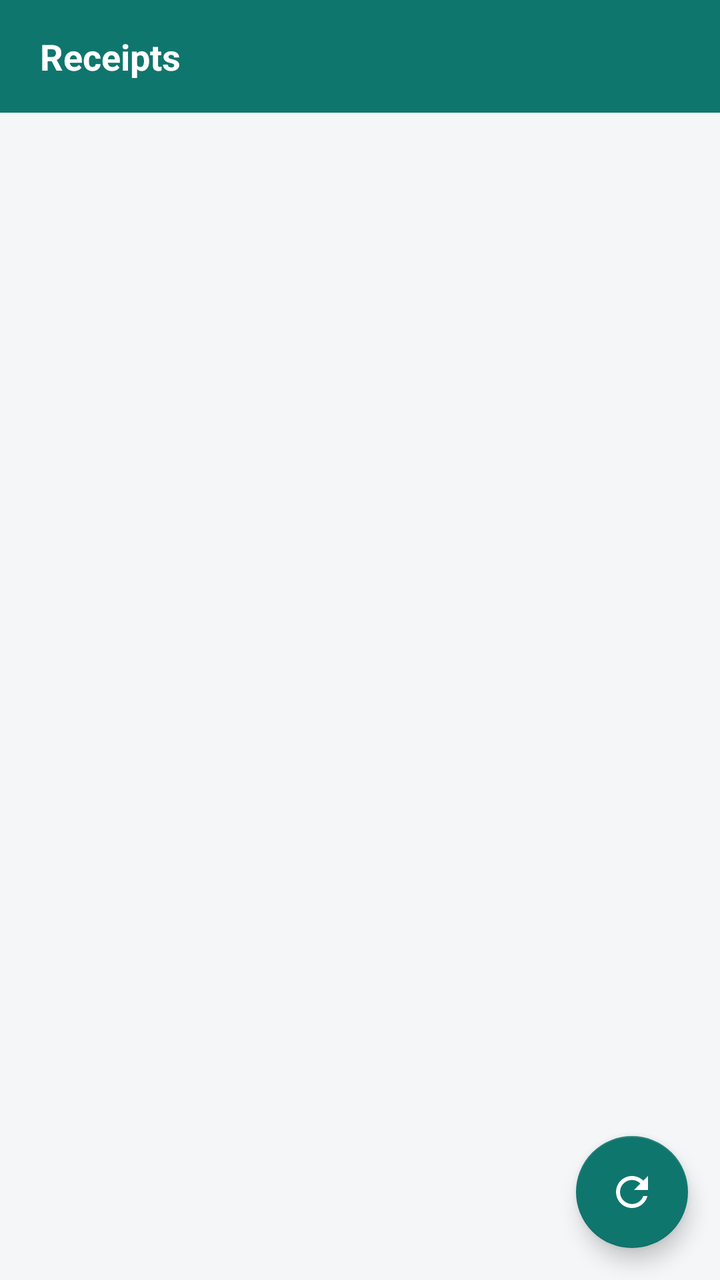
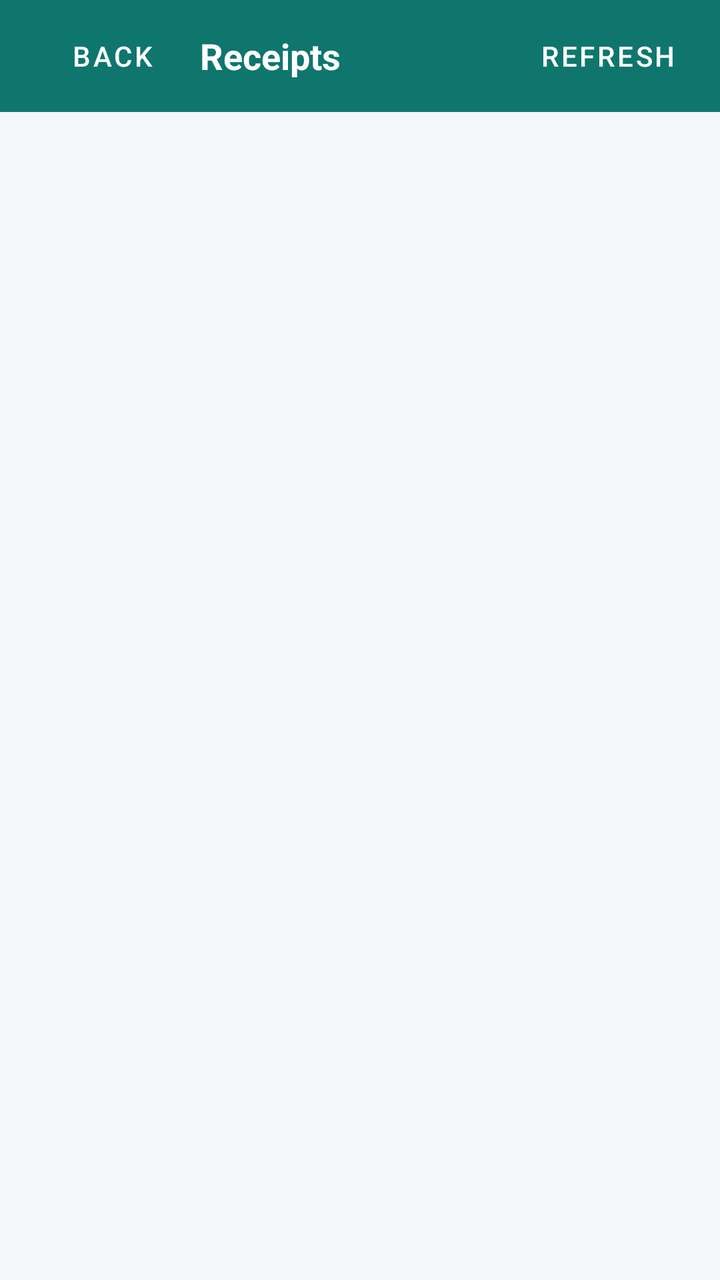

Before-and-after screenshots of an Android layout around one commit, followed by the original layout XML and the change that was made.
<!-- AndroidManifest.xml: application theme Theme.POSScanner -->
<!-- res/layout/activity_receipt.xml -->
<?xml version="1.0" encoding="utf-8"?>
<FrameLayout xmlns:android="http://schemas.android.com/apk/res/android"
    xmlns:app="http://schemas.android.com/apk/res-auto"
    android:layout_width="match_parent"
    android:layout_height="match_parent"
    android:background="@color/bg">

    <LinearLayout
        android:layout_width="match_parent"
        android:layout_height="match_parent"
        android:orientation="vertical">

        <TextView
            android:layout_width="match_parent"
            android:layout_height="wrap_content"
            android:text="Receipts"
            android:textSize="18sp"
            android:textStyle="bold"
            android:textColor="@color/white"
            android:paddingHorizontal="20dp"
            android:paddingVertical="16dp"
            android:background="@color/brand_primary"/>

        <androidx.recyclerview.widget.RecyclerView
            android:id="@+id/receiptsRecyclerView"
            android:layout_width="match_parent"
            android:layout_height="0dp"
            android:layout_weight="1"
            android:padding="8dp"/>

        <TextView
            android:id="@+id/emptyStateText"
            android:layout_width="wrap_content"
            android:layout_height="wrap_content"
            android:layout_gravity="center"
            android:text="No receipts yet"
            android:textSize="18sp"
            android:textColor="#999"
            android:visibility="gone"/>

        <ProgressBar
            android:id="@+id/progressBar"
            android:layout_width="wrap_content"
            android:layout_height="wrap_content"
            android:layout_gravity="center"
            android:visibility="gone"/>
    </LinearLayout>

    <com.google.android.material.floatingactionbutton.FloatingActionButton
        android:id="@+id/refreshFab"
        android:layout_width="wrap_content"
        android:layout_height="wrap_content"
        android:layout_gravity="bottom|end"
        android:layout_margin="16dp"
        android:src="@drawable/ic_refresh"
        app:backgroundTint="@color/brand_primary"
        app:tint="@color/white"/>

</FrameLayout>
<!-- resources referenced by this layout -->
<resources>
  <color name="bg">#F4F6F8</color>
  <color name="brand_primary">#0F766E</color>
  <color name="white">#FFFFFF</color>
  <!-- drawable ic_refresh (drawable) -->
  <vector xmlns:android="http://schemas.android.com/apk/res/android"
      android:width="24dp"
      android:height="24dp"
      android:viewportWidth="24"
      android:viewportHeight="24"
      android:tint="?attr/colorControlNormal">
      <path
          android:fillColor="@android:color/white"
          android:pathData="M17.65,6.35C16.2,4.9 14.21,4 12,4c-4.42,0 -7.99,3.58 -7.99,8s3.57,8 7.99,8c3.73,0 6.84,-2.55 7.73,-6h-2.08c-0.82,2.33 -3.04,4 -5.65,4 -3.31,0 -6,-2.69 -6,-6s2.69,-6 6,-6c1.66,0 3.14,0.69 4.22,1.78L13,11h7V4l-2.35,2.35z"/>
  </vector>
  <style name="Theme.POSScanner" parent="Theme.MaterialComponents.Light.NoActionBar">
          <item name="colorPrimary">@color/brand_primary</item>
          <item name="colorPrimaryDark">@color/brand_primary_dark</item>
          <item name="colorAccent">@color/brand_primary</item>
          <item name="colorOnPrimary">@color/white</item>
          <item name="android:statusBarColor">@color/brand_primary_dark</item>
          <item name="android:windowBackground">@color/bg</item>
      </style>
  <color name="brand_primary_dark">#0C5C57</color>
</resources>

<!-- the commit's change to res/layout/activity_receipt.xml (unified diff, before → after) -->
@@ -1,59 +1,9 @@
 <?xml version="1.0" encoding="utf-8"?>
-<FrameLayout xmlns:android="http://schemas.android.com/apk/res/android"
-    xmlns:app="http://schemas.android.com/apk/res-auto"
-    android:layout_width="match_parent"
-    android:layout_height="match_parent"
-    android:background="@color/bg">
-
-    <LinearLayout
-        android:layout_width="match_parent"
-        android:layout_height="match_parent"
-        android:orientation="vertical">
-
-        <TextView
-            android:layout_width="match_parent"
-            android:layout_height="wrap_content"
-            android:text="Receipts"
-            android:textSize="18sp"
-            android:textStyle="bold"
-            android:textColor="@color/white"
-            android:paddingHorizontal="20dp"
-            android:paddingVertical="16dp"
-            android:background="@color/brand_primary"/>
-
-        <androidx.recyclerview.widget.RecyclerView
-            android:id="@+id/receiptsRecyclerView"
-            android:layout_width="match_parent"
-            android:layout_height="0dp"
-            android:layout_weight="1"
-            android:padding="8dp"/>
-
-        <TextView
-            android:id="@+id/emptyStateText"
-            android:layout_width="wrap_content"
-            android:layout_height="wrap_content"
-            android:layout_gravity="center"
-            android:text="No receipts yet"
-            android:textSize="18sp"
-            android:textColor="#999"
-            android:visibility="gone"/>
-
-        <ProgressBar
-            android:id="@+id/progressBar"
-            android:layout_width="wrap_content"
-            android:layout_height="wrap_content"
-            android:layout_gravity="center"
-            android:visibility="gone"/>
-    </LinearLayout>
-
-    <com.google.android.material.floatingactionbutton.FloatingActionButton
-        android:id="@+id/refreshFab"
-        android:layout_width="wrap_content"
-        android:layout_height="wrap_content"
-        android:layout_gravity="bottom|end"
-        android:layout_margin="16dp"
-        android:src="@drawable/ic_refresh"
-        app:backgroundTint="@color/brand_primary"
-        app:tint="@color/white"/>
-
-</FrameLayout>
+<LinearLayout xmlns:android="http://schemas.android.com/apk/res/android" xmlns:app="http://schemas.android.com/apk/res-auto" android:layout_width="match_parent" android:layout_height="match_parent" android:orientation="vertical" android:background="@color/bg">
+<LinearLayout android:layout_width="match_parent" android:layout_height="wrap_content" android:minHeight="56dp" android:orientation="horizontal" android:gravity="center_vertical" android:background="@color/brand_primary" android:paddingHorizontal="12dp">
+ <com.google.android.material.button.MaterialButton style="@style/Widget.MaterialComponents.Button.TextButton" android:id="@+id/receiptsBack" android:layout_width="wrap_content" android:layout_height="48dp" android:text="Back" android:textColor="@color/white"/>
+ <TextView android:layout_width="0dp" android:layout_height="wrap_content" android:layout_weight="1" android:text="Receipts" android:textSize="18sp" android:textStyle="bold" android:textColor="@color/white"/><com.google.android.material.button.MaterialButton style="@style/Widget.MaterialComponents.Button.TextButton" android:id="@+id/refreshFab" android:layout_width="wrap_content" android:layout_height="48dp" android:text="Refresh" android:textColor="@color/white"/></LinearLayout><FrameLayout android:layout_width="match_parent" android:layout_height="0dp" android:layout_weight="1">
+<androidx.recyclerview.widget.RecyclerView android:id="@+id/receiptsRecyclerView" android:layout_width="match_parent" android:layout_height="match_parent" android:padding="12dp" android:clipToPadding="false"/>
+<TextView android:id="@+id/emptyStateText" android:layout_width="match_parent" android:layout_height="wrap_content" android:layout_gravity="center" android:gravity="center" android:padding="24dp" android:text="No receipts yet. Completed sales will appear here when the desktop sends them." android:textSize="16sp" android:textColor="@color/muted" android:visibility="gone"/>
+<ProgressBar android:id="@+id/progressBar" android:layout_width="48dp" android:layout_height="48dp" android:layout_gravity="center" android:visibility="gone"/>
+</FrameLayout></LinearLayout>
<!-- resource entries referenced after the edit -->
@@ -2,26 +2,23 @@
 <resources>
   <color name="bg">#F4F6F8</color>
   <color name="brand_primary">#0F766E</color>
+  <color name="muted">#64748B</color>
   <color name="white">#FFFFFF</color>
-  <!-- drawable ic_refresh (drawable) -->
-  <vector xmlns:android="http://schemas.android.com/apk/res/android"
-      android:width="24dp"
-      android:height="24dp"
-      android:viewportWidth="24"
-      android:viewportHeight="24"
-      android:tint="?attr/colorControlNormal">
-      <path
-          android:fillColor="@android:color/white"
-          android:pathData="M17.65,6.35C16.2,4.9 14.21,4 12,4c-4.42,0 -7.99,3.58 -7.99,8s3.57,8 7.99,8c3.73,0 6.84,-2.55 7.73,-6h-2.08c-0.82,2.33 -3.04,4 -5.65,4 -3.31,0 -6,-2.69 -6,-6s2.69,-6 6,-6c1.66,0 3.14,0.69 4.22,1.78L13,11h7V4l-2.35,2.35z"/>
-  </vector>
   <style name="Theme.POSScanner" parent="Theme.MaterialComponents.Light.NoActionBar">
           <item name="colorPrimary">@color/brand_primary</item>
           <item name="colorPrimaryDark">@color/brand_primary_dark</item>
           <item name="colorAccent">@color/brand_primary</item>
           <item name="colorOnPrimary">@color/white</item>
+          <item name="colorSecondary">@color/brand_primary</item>
+          <item name="colorSurface">@color/surface</item>
+          <item name="colorOnSurface">@color/ink</item>
+          <item name="android:textColorPrimary">@color/ink</item>
+          <item name="android:textColorSecondary">@color/muted</item>
           <item name="android:statusBarColor">@color/brand_primary_dark</item>
           <item name="android:windowBackground">@color/bg</item>
       </style>
   <color name="brand_primary_dark">#0C5C57</color>
+  <color name="surface">#FFFFFF</color>
+  <color name="ink">#1F2937</color>
 </resources>
 
